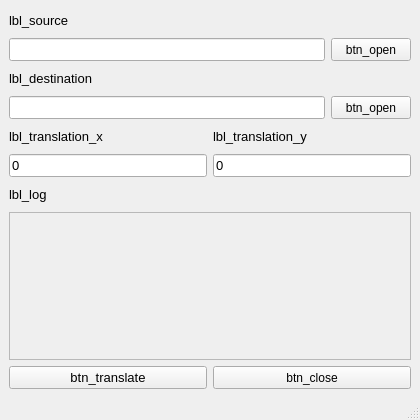
Old version of the form ToolTranslation.ui in the repository LuigiCaradonna/cnctools-for-helios-automazioni.
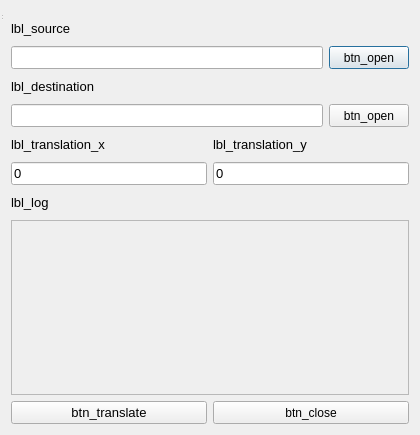
New version of the form.

Commit message: Enque and Translation tools changed into modal QDialogs

The edit to the form file:
```diff
--- a/ToolTranslation.ui
+++ b/ToolTranslation.ui
@@ -1,13 +1,13 @@
 <?xml version="1.0" encoding="UTF-8"?>
 <ui version="4.0">
  <class>ToolTranslationClass</class>
- <widget class="QMainWindow" name="ToolTranslationClass">
+ <widget class="QDialog" name="ToolTranslationClass">
   <property name="geometry">
    <rect>
     <x>0</x>
     <y>0</y>
     <width>420</width>
-    <height>420</height>
+    <height>435</height>
    </rect>
   </property>
   <property name="minimumSize">
@@ -25,7 +25,11 @@
   <property name="windowTitle">
    <string>Translation Tool</string>
   </property>
-  <widget class="QWidget" name="centralwidget">
+  <layout class="QGridLayout" name="gridLayout_2">
+   <item row="0" column="0">
+    <widget class="QMenuBar" name="menubar"/>
+   </item>
+   <item row="1" column="0">
    <layout class="QVBoxLayout" name="verticalLayout">
     <item>
      <widget class="QLabel" name="lbl_source">
@@ -410,18 +414,18 @@
      </layout>
     </item>
    </layout>
-  </widget>
-  <widget class="QMenuBar" name="menubar">
+   </item>
+  </layout>
+  <widget class="QStatusBar" name="statusbar">
    <property name="geometry">
     <rect>
      <x>0</x>
      <y>0</y>
-     <width>420</width>
-     <height>22</height>
+     <width>3</width>
+     <height>21</height>
     </rect>
    </property>
   </widget>
-  <widget class="QStatusBar" name="statusbar"/>
  </widget>
  <resources/>
  <connections/>
```
Lines whose indentation alone changed are shown as unchanged. The commit also changes 6 other files.
